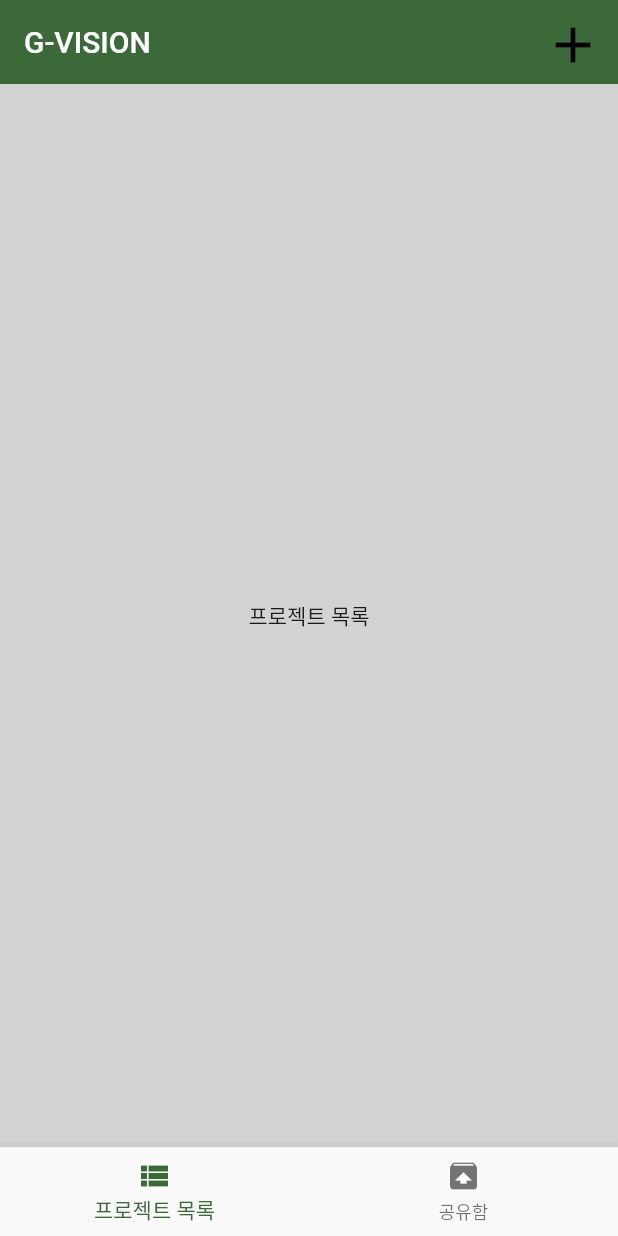
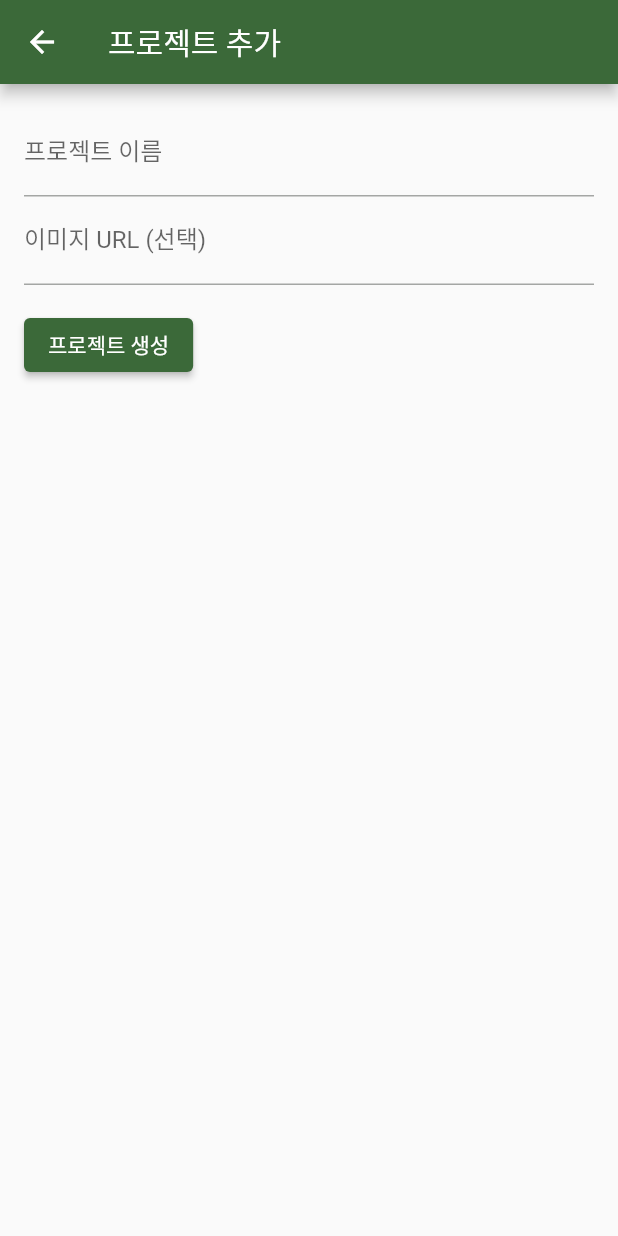
Before and after one commit to Kor-smg569/g_vesion, a Flutter app: the screen it shows after launch, after a tap on the "add" icon, on a phone screen of 412 x 824 dp. Run offline on Flutter 3.47's test engine with Material 3 defaults, Android fonts, the phone set to English and light mode, and no system bars.

Commit message:
ui working AddProjectScreen 추가 1/11

```diff
--- /dev/null
+++ b/lib/add_project_screen.dart
@@ -0,0 +1,55 @@
+import 'package:flutter/material.dart';
+import 'main.dart';
+
+class AddProjectScreen extends StatefulWidget {
+  @override
+  _AddProjectScreenState createState() => _AddProjectScreenState();
+}
+
+class _AddProjectScreenState extends State<AddProjectScreen> {
+  TextEditingController nameController = TextEditingController();
+  TextEditingController imageUrlController = TextEditingController();
+
+  @override
+  Widget build(BuildContext context) {
+    return Scaffold(
+      appBar: AppBar(
+        title: Text('프로젝트 추가'),
+      ),
+      body: Padding(
+        padding: const EdgeInsets.all(16.0),
+        child: Column(
+          crossAxisAlignment: CrossAxisAlignment.start,
+          children: [
+            TextField(
+              controller: nameController,
+              decoration: InputDecoration(labelText: '프로젝트 이름'),
+            ),
+            TextField(
+              controller: imageUrlController,
+              decoration: InputDecoration(labelText: '이미지 URL (선택)'),
+            ),
+            SizedBox(height: 16.0),
+            ElevatedButton(
+              onPressed: () {
+                String name = nameController.text;
+                String? imageUrl =
+                imageUrlController.text.isNotEmpty ? imageUrlController.text : null;
+
+                if (name.isNotEmpty) {
+                  Navigator.of(context).pop(Project(name: name, imageUrl: imageUrl));
+                } else {
+                  // 이름이 비어있을 경우 경고 표시
+                  ScaffoldMessenger.of(context).showSnackBar(SnackBar(
+                    content: Text('프로젝트 이름을 입력하세요.'),
+                  ));
+                }
+              },
+              child: Text('프로젝트 생성'),
+            ),
+          ],
+        ),
+      ),
+    );
+  }
+}
--- a/lib/main.dart
+++ b/lib/main.dart
@@ -1,7 +1,15 @@
 import 'package:flutter/material.dart';
+import 'add_project_screen.dart';
 
 void main() {
   runApp(const MyApp());
+}
+
+class Project {
+  String name;
+  String? imageUrl;
+
+  Project({required this.name, this.imageUrl});
 }
 
 class MyApp extends StatelessWidget {
@@ -20,8 +28,15 @@ class MyApp extends StatelessWidget {
   }
 }
 
-class MyPage extends StatelessWidget {
+class MyPage extends StatefulWidget {
   const MyPage({super.key});
+
+  @override
+  _MyPageState createState() => _MyPageState();
+}
+
+class _MyPageState extends State<MyPage> {
+  List<Project> projects = [];
 
   @override
   Widget build(BuildContext context) {
@@ -36,8 +51,20 @@ class MyPage extends StatelessWidget {
         elevation: 0.0,
         actions: [
           GestureDetector(
-            onTap: () {
-              print("right bT");
+            onTap: () async {
+              // 플러스 버튼이 눌렸을 때 다이얼로그를 통해 프로젝트 정보 입력 받기
+              Project? newProject = await Navigator.push(
+                context,
+                MaterialPageRoute(
+                  builder: (context) => AddProjectScreen(),
+                ),
+              );
+
+              if (newProject != null) {
+                setState(() {
+                  projects.add(newProject);
+                });
+              }
             },
             child: const Padding(
               padding: EdgeInsets.all(10.0),
@@ -52,22 +79,30 @@ class MyPage extends StatelessWidget {
       ),
       body: Container(
         color: const Color(0xffD3D3D3),
-        child: const Center(
-          child: Text("프로젝트 목록"),
+        child: ListView.builder(
+          itemCount: projects.length,
+          itemBuilder: (context, index) {
+            return ListTile(
+              title: Text(projects[index].name),
+              leading: projects[index].imageUrl != null
+                  ? CircleAvatar(
+                backgroundImage: NetworkImage(projects[index].imageUrl!),
+              )
+                  : CircleAvatar(),
+            );
+          },
         ),
       ),
-
-
-
-
       bottomNavigationBar: BottomNavigationBar(
         items: [
           BottomNavigationBarItem(
-              icon: Icon(Icons.view_list),
-              label: '프로젝트 목록'),
+            icon: Icon(Icons.view_list),
+            label: '프로젝트 목록',
+          ),
           BottomNavigationBarItem(
-              icon: Icon(Icons.unarchive),
-              label: '공유함'),
+            icon: Icon(Icons.unarchive),
+            label: '공유함',
+          ),
         ],
       ),
     );
```
